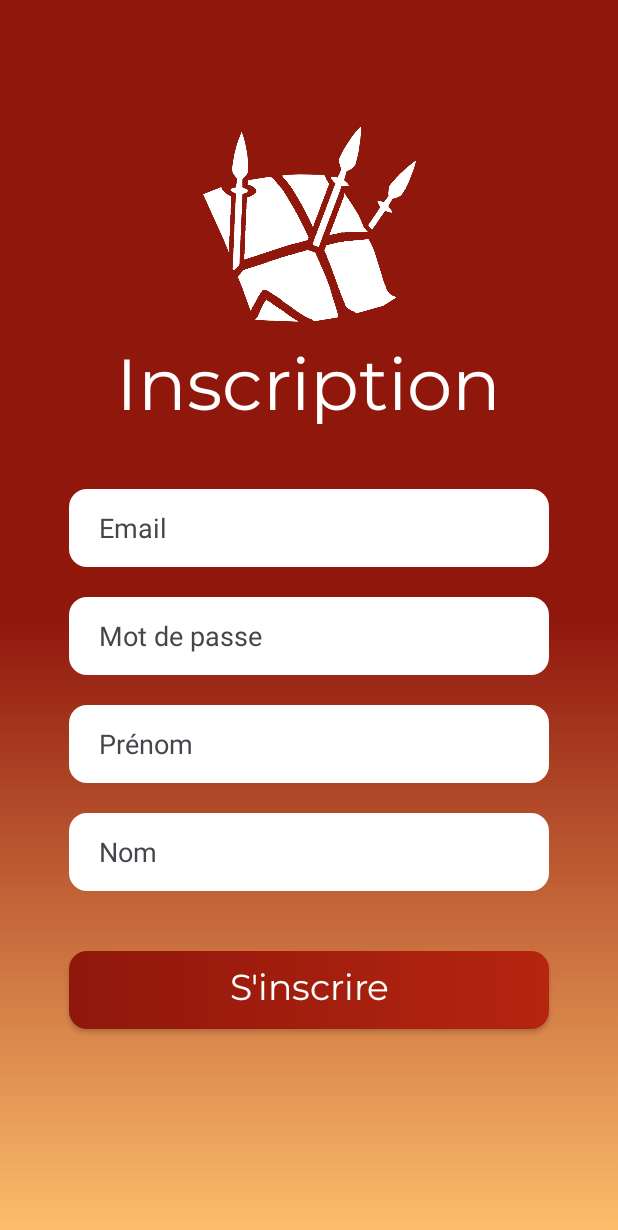
After one commit to HrodMarRik/todolist-collaborative, an Android app: the fragment RegisterFragment placed in its activity, on a phone screen of 412 x 824 dp. The commit adds this screen. Shown: the top 1230 px of the screen. Run offline under Robolectric (Android 15) with nearby library versions, the phone set to English and light mode, and no system bars; 4 statements that could not run were skipped.

Commit message:
login et autres test

```diff
--- a/app/src/main/java/com/example/phalanx/IOnLogin.java
+++ b/app/src/main/java/com/example/phalanx/IOnLogin.java
@@ -2,5 +2,9 @@ package com.example.phalanx;
 
 public interface IOnLogin {
 
-    void onLogin(Users user);
+    void onLogin(Integer id);
+
+    void showRegister();
+
+    void returnLogin();
 }
--- a/app/src/main/java/com/example/phalanx/LoginFragment.java
+++ b/app/src/main/java/com/example/phalanx/LoginFragment.java
@@ -5,10 +5,15 @@ import android.view.LayoutInflater;
 import android.view.View;
 import android.view.ViewGroup;
 import android.widget.Button;
+import android.widget.EditText;
+import android.widget.TextView;
+import android.widget.Toast;
+
 import androidx.fragment.app.Fragment;
 
 public class LoginFragment extends Fragment {
 
+    private AuthRepository repo;
     private IOnLogin listener;
 
     public void setListener(IOnLogin listener) {
@@ -17,17 +22,41 @@ public class LoginFragment extends Fragment {
 
     @Override
     public View onCreateView(LayoutInflater inflater, ViewGroup container, Bundle savedInstanceState) {
-        View v= inflater.inflate(R.layout.fragment_login, null);
+
+        View v = inflater.inflate(R.layout.fragment_login, container, false);
+
+        EditText emailEt = v.findViewById(R.id.editTextTextEmailAddress);
+        EditText passwordEt = v.findViewById(R.id.editTextTextPassword);
+
+        repo = new AuthRepository();
 
         Button loginBtn = v.findViewById(R.id.buttonLogin);
-        loginBtn.setOnClickListener(new View.OnClickListener(){
-            public void onClick(View v){
-                listener.onLogin(null);
+        loginBtn.setOnClickListener(new View.OnClickListener() {
+            public void onClick(View v) {
+                String email = emailEt.getText().toString();
+                String password = passwordEt.getText().toString();
+
+                repo.login(email, password, success -> {
+                    requireActivity().runOnUiThread(() -> {
+                        if (success) {
+                            Toast.makeText(getContext(), "Connexion réussie", Toast.LENGTH_SHORT).show();
+                            listener.onLogin(1);
+
+                        } else {
+                            Toast.makeText(getContext(), "Email ou mot de passe incorrect", Toast.LENGTH_SHORT).show();
+                        }
+                    });
+                });
             }
         });
+
+        TextView registerText = v.findViewById(R.id.textView2);
+        registerText.setOnClickListener(new View.OnClickListener() {
+            public void onClick(View v) {
+                listener.showRegister();
+            }
+        });
+
         return v;
     }
-
-    public void refresh() {
-    }
 }
--- a/app/src/main/java/com/example/phalanx/MainActivity.java
+++ b/app/src/main/java/com/example/phalanx/MainActivity.java
@@ -1,40 +1,55 @@
 package com.example.phalanx;
 
-import android.content.Intent;
+import android.content.SharedPreferences;
 import android.os.Bundle;
-import android.view.View;
-import android.widget.Button;
-
-import androidx.activity.EdgeToEdge;
 import androidx.appcompat.app.AppCompatActivity;
-import androidx.core.graphics.Insets;
-import androidx.core.view.ViewCompat;
-import androidx.core.view.WindowInsetsCompat;
 
 public class MainActivity extends AppCompatActivity implements  IOnLogin{
 
     private LoginFragment loginFragment;
     private ListFragment listFragment;
+    private RegisterFragment registerFragment;
 
     @Override
     protected void onCreate(Bundle savedInstanceState) {
         super.onCreate(savedInstanceState);
         setContentView(R.layout.activity_main);
+
         loginFragment = new LoginFragment();
         loginFragment.setListener(this);
         listFragment= new ListFragment();
+        registerFragment = new RegisterFragment();
+        registerFragment.setListener(this);
         getSupportFragmentManager().beginTransaction()
                 .add(R.id.FrameLayout, loginFragment)
                 .add(R.id.FrameLayout, listFragment)
+                .add(R.id.FrameLayout, registerFragment)
                 .hide(listFragment)
+                .hide(registerFragment)
                 .commit();
     }
 
-    public void onLogin(Users user) {
+    @Override
+    public void onLogin(Integer id) {
         getSupportFragmentManager().beginTransaction()
                 .hide(loginFragment)
                 .show(listFragment)
                 .commit();
+        ListFragment.setId(id);
+    }
+    public void showRegister() {
+        getSupportFragmentManager().beginTransaction()
+                .hide(loginFragment)
+                .show(registerFragment)
+                .commit();
     }
 
+    public void returnLogin() {
+        getSupportFragmentManager().beginTransaction()
+                .hide(registerFragment)
+                .show(loginFragment)
+                .commit();
+    }
+
+
 }
--- /dev/null
+++ b/app/src/main/java/com/example/phalanx/RegisterFragment.java
@@ -0,0 +1,58 @@
+package com.example.phalanx;
+
+import android.os.Bundle;
+import android.view.LayoutInflater;
+import android.view.View;
+import android.view.ViewGroup;
+import android.widget.Button;
+import android.widget.EditText;
+import android.widget.Toast;
+
+import androidx.fragment.app.Fragment;
+
+public class RegisterFragment extends Fragment {
+
+    private AuthRepository repo;
+    private IOnLogin listener;
+
+    public void setListener(IOnLogin listener) {
+        this.listener = listener;
+    }
+
+    @Override
+    public View onCreateView(LayoutInflater inflater, ViewGroup container,
+                             Bundle savedInstanceState) {
+
+        View v = inflater.inflate(R.layout.fragment_register, container, false);
+
+        EditText emailEt = v.findViewById(R.id.editTextEmail);
+        EditText passwordEt = v.findViewById(R.id.editTextPassword);
+        EditText firstNameEt = v.findViewById(R.id.editTextFirstName);
+        EditText lastNameEt = v.findViewById(R.id.editTextLastName);
+
+        repo = new AuthRepository();
+
+        Button registerBtn = v.findViewById(R.id.buttonRegister);
+        registerBtn.setOnClickListener(view -> {
+
+            String email = emailEt.getText().toString();
+            String password = passwordEt.getText().toString();
+            String firstName = firstNameEt.getText().toString();
+            String lastName = lastNameEt.getText().toString();
+
+            repo.register(firstName, lastName, email, password,  success -> {
+                requireActivity().runOnUiThread(() -> {
+                    if (success) {
+                        Toast.makeText(getContext(), "Inscription réussie", Toast.LENGTH_SHORT).show();
+                        listener.returnLogin();
+
+                    } else {
+                        Toast.makeText(getContext(), "Erreur inscription", Toast.LENGTH_SHORT).show();
+                    }
+                });
+            });
+        });
+
+        return v;
+    }
+}
--- a/app/src/main/res/layout/fragment_login.xml
+++ b/app/src/main/res/layout/fragment_login.xml
@@ -53,7 +53,6 @@
         android:inputType="textEmailAddress"
         android:padding="10dp"
         android:paddingStart="45dp"
-        android:radius="60dp"
         android:textColor="@color/black"
         android:textColorHint="@color/material_dynamic_neutral30"
         app:layout_constraintEnd_toEndOf="parent"
@@ -66,8 +65,8 @@
         android:layout_height="52dp"
         android:layout_marginTop="60dp"
         android:background="@drawable/buttongradient"
+        android:text="Login"
         android:fontFamily="@font/montserrat_regular"
-        android:text="Login"
         android:textAppearance="@style/TextAppearance.AppCompat.Body1"
         android:textColor="@color/white"
         android:textColorLink="@color/orange"
--- /dev/null
+++ b/app/src/main/res/layout/fragment_register.xml
@@ -0,0 +1,122 @@
+<?xml version="1.0" encoding="utf-8"?>
+
+<androidx.constraintlayout.widget.ConstraintLayout
+    xmlns:android="http://schemas.android.com/apk/res/android"
+    xmlns:app="http://schemas.android.com/apk/res-auto"
+    android:layout_width="match_parent"
+    android:layout_height="match_parent"
+    android:background="@drawable/gradient_background_redorange">
+
+    <!-- LOGO -->
+    <ImageView
+        android:id="@+id/imageViewRegister"
+        android:layout_width="160dp"
+        android:layout_height="144dp"
+        android:layout_marginTop="80dp"
+        app:layout_constraintTop_toTopOf="parent"
+        app:layout_constraintStart_toStartOf="parent"
+        app:layout_constraintEnd_toEndOf="parent"
+        app:srcCompat="@drawable/phalanx_white" />
+
+    <!-- TITRE -->
+    <TextView
+        android:id="@+id/textViewRegisterTitle"
+        android:layout_width="wrap_content"
+        android:layout_height="wrap_content"
+        android:fontFamily="@font/montserrat_regular"
+        android:text="Inscription"
+        android:textSize="48sp"
+        android:textColor="@color/white"
+        app:layout_constraintTop_toBottomOf="@id/imageViewRegister"
+        app:layout_constraintStart_toStartOf="parent"
+        app:layout_constraintEnd_toEndOf="parent" />
+
+    <!-- PRENOM -->
+    <EditText
+        android:id="@+id/editTextEmail"
+        android:layout_width="320dp"
+        android:layout_height="52dp"
+        android:layout_marginTop="30dp"
+        android:background="@drawable/textbox"
+        android:backgroundTint="@color/white"
+        android:hint="Email"
+        android:padding="10dp"
+        android:paddingStart="20dp"
+        android:textColor="@color/black"
+        android:textColorHint="@color/material_dynamic_neutral30"
+        app:layout_constraintEnd_toEndOf="parent"
+        app:layout_constraintStart_toStartOf="parent"
+        app:layout_constraintTop_toBottomOf="@id/textViewRegisterTitle" />
+
+    <!-- NOM -->
+    <EditText
+        android:id="@+id/editTextPassword"
+        android:layout_width="320dp"
+        android:layout_height="52dp"
+        android:layout_marginTop="20dp"
+        android:background="@drawable/textbox"
+        android:backgroundTint="#FFFFFF"
+        android:hint="Mot de passe"
+        android:paddingStart="20dp"
+        android:textColor="@color/black"
+        android:textColorHint="@color/material_dynamic_neutral30"
+        app:layout_constraintEnd_toEndOf="parent"
+        app:layout_constraintStart_toStartOf="parent"
+        app:layout_constraintTop_toBottomOf="@id/editTextEmail" />
+
+    <!-- EMAIL -->
+    <EditText
+        android:id="@+id/editTextFirstName"
+        android:layout_width="320dp"
+        android:layout_height="52dp"
+        android:layout_marginTop="20dp"
+        android:background="@drawable/textbox"
+        android:backgroundTint="#FFFFFF"
+        android:hint="Prénom"
+        android:inputType="textEmailAddress"
+        android:paddingStart="20dp"
+        android:textColor="@color/black"
+        android:textColorHint="@color/material_dynamic_neutral30"
+        app:layout_constraintEnd_toEndOf="parent"
+        app:layout_constraintStart_toStartOf="parent"
+        app:layout_constraintTop_toBottomOf="@id/editTextPassword" />
+
+
+
+    <!-- PASSWORD -->
+    <EditText
+        android:id="@+id/editTextLastName"
+        android:layout_width="320dp"
+        android:layout_height="52dp"
+        android:layout_marginTop="20dp"
+        android:background="@drawable/textbox"
+        android:backgroundTint="#FFFFFF"
+        android:hint="Nom"
+        android:inputType="textPassword"
+        android:paddingStart="20dp"
+        android:textColor="@color/black"
+        android:textColorHint="@color/material_dynamic_neutral30"
+        app:layout_constraintEnd_toEndOf="parent"
+        app:layout_constraintStart_toStartOf="parent"
+        app:layout_constraintTop_toBottomOf="@id/editTextFirstName" />
+
+
+
+    <!-- BOUTON -->
+    <androidx.appcompat.widget.AppCompatButton
+        android:id="@+id/buttonRegister"
+        android:layout_width="320dp"
+        android:layout_height="52dp"
+        android:layout_marginTop="40dp"
+        android:text="S'inscrire"
+        android:fontFamily="@font/montserrat_regular"
+        android:textAppearance="@style/TextAppearance.AppCompat.Body1"
+        android:textColor="@color/white"
+        android:textColorLink="@color/orange"
+        android:textSize="24sp"
+        android:background="@drawable/buttongradient"
+        app:layout_constraintTop_toBottomOf="@id/editTextLastName"
+        app:layout_constraintStart_toStartOf="parent"
+        app:layout_constraintEnd_toEndOf="parent"/>
+
+</androidx.constraintlayout.widget.ConstraintLayout>
```
Also changed, not shown: app/src/main/java/com/example/phalanx/AuthRepository.java (added, +78 -0 lines), app/src/main/java/com/example/phalanx/ListFragment.java (+19 -28 lines), app/src/main/java/com/example/phalanx/TasksRepository.java (+40 -24 lines).
